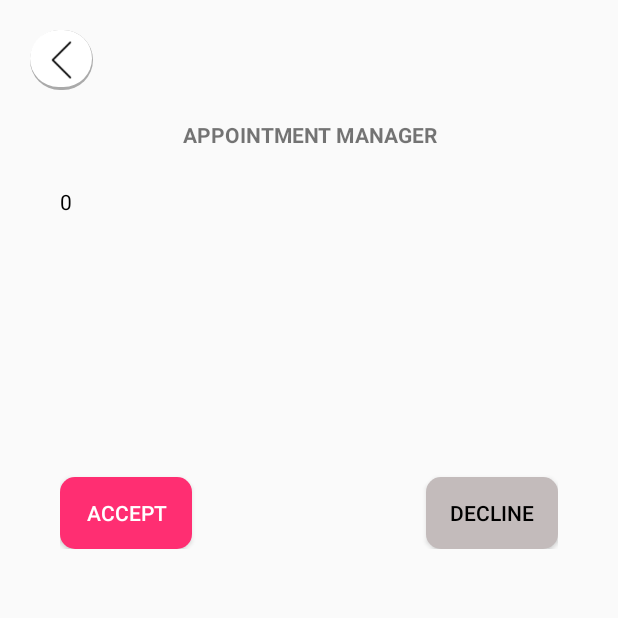
After one commit to rainsquad/Tranqil_Doctor_AppointmentChanneling_App, an Android app: the DoctorAppointmentManagerActivity screen opened directly, with no data from a screen before it, on a phone screen of 412 x 824 dp, the top half of it. The commit adds this screen. Run offline under Robolectric (Android 15) with nearby library versions, the phone set to English and light mode, and no system bars.

Commit message:
17/03/2023 - Functions All Done

```diff
--- a/app/src/main/AndroidManifest.xml
+++ b/app/src/main/AndroidManifest.xml
@@ -17,6 +17,9 @@
         android:supportsRtl="true"
         android:theme="@style/Theme.TranquilApplication"
         tools:targetApi="31">
+        <activity
+            android:name=".MainActivities.DoctorAppointmentManagerActivity"
+            android:exported="false" />
         <activity
             android:name=".MainActivities.MyAccountActivity"
             android:exported="false" />
--- a/app/src/main/java/com/example/tranquilapplication/MainActivities/BookDoctorActivity.java
+++ b/app/src/main/java/com/example/tranquilapplication/MainActivities/BookDoctorActivity.java
@@ -44,7 +44,7 @@ import retrofit2.Callback;
 import retrofit2.Response;
 
 public class BookDoctorActivity extends AppCompatActivity implements View.OnClickListener {
-    TextView docName, timeSlot1, timeSlot2, UseridHidden, DateselectHidden, abcdef, txt1, txt2, setDatecheck, PrefTimeSLotHidden ;
+    TextView docName, timeSlot1, timeSlot2, UseridHidden, DateselectHidden, abcdef, txt1, txt2, setDatecheck, PrefTimeSLotHidden,statusHidden ;
 
     TextInputEditText testDate, testMarks;
     SharedPreferences sharedPreferences;
@@ -75,6 +75,7 @@ public class BookDoctorActivity extends AppCompatActivity implements View.OnClic
         testMarks = findViewById(R.id.testMarks);
         calendarView = findViewById(R.id.calenderView);
         DateselectHidden = findViewById(R.id.DateselectHidden);
+        statusHidden = findViewById(R.id.statusHidden);
         txt2 = findViewById(R.id.txt2);
         txt1 = findViewById(R.id.txt1);
         txt1Hidden = findViewById(R.id.txt1Hidden);
@@ -275,6 +276,7 @@ public class BookDoctorActivity extends AppCompatActivity implements View.OnClic
     public void checktestMrks() {
         String tMarks = testMarks.getText().toString();
         score = Integer.parseInt(tMarks);
+      statusHidden.setText("Pending");
 
 
         if (testMarks.getText().toString().equals("0")) {
@@ -309,6 +311,7 @@ public class BookDoctorActivity extends AppCompatActivity implements View.OnClic
         params.put("timeslotrequested", PrefTimeSLotHidden.getText().toString());
         params.put("slotsleftmorning", timeSlot1.getText().toString());
         params.put("slotsleftevening", timeSlot2.getText().toString());
+        params.put("doctorapprovalstatus",statusHidden.getText().toString());
 
         doctorschedule(params);
 
--- /dev/null
+++ b/app/src/main/java/com/example/tranquilapplication/MainActivities/DoctorAppointmentManagerActivity.java
@@ -0,0 +1,191 @@
+package com.example.tranquilapplication.MainActivities;
+
+import static com.example.tranquilapplication.Services.Constants.KEY_NAME;
+
+import androidx.annotation.NonNull;
+import androidx.appcompat.app.AppCompatActivity;
+
+import android.app.ProgressDialog;
+import android.content.Intent;
+import android.content.SharedPreferences;
+import android.media.Image;
+import android.os.Bundle;
+import android.util.Log;
+import android.view.View;
+import android.widget.Button;
+import android.widget.ImageView;
+import android.widget.TextView;
+import android.widget.Toast;
+
+import com.example.tranquilapplication.R;
+import com.example.tranquilapplication.ResponseModels.AppointmentResponseModel;
+import com.example.tranquilapplication.ResponseModels.DocResponseModel;
+import com.example.tranquilapplication.ResponseModels.Users;
+import com.example.tranquilapplication.Services.Adapter;
+import com.example.tranquilapplication.Services.Constants;
+import com.example.tranquilapplication.Services.NetworkClient;
+import com.example.tranquilapplication.Services.NetworkService;
+
+import java.util.HashMap;
+import java.util.List;
+
+import retrofit2.Call;
+import retrofit2.Callback;
+import retrofit2.Response;
+
+public class DoctorAppointmentManagerActivity extends AppCompatActivity {
+    TextView pName, tMarks, timeSlot, ID, acceptHidden, idHidden;
+    ImageView imgBack3;
+
+    private Adapter adapter;
+    private NetworkService apiInterface;
+    private List<Users> users;
+
+    Button accept, decline;
+
+    @Override
+    protected void onCreate(Bundle savedInstanceState) {
+        super.onCreate(savedInstanceState);
+        setContentView(R.layout.activity_doctor_appointment_manager);
+
+        pName = findViewById(R.id.pName);
+        tMarks = findViewById(R.id.tMarks);
+        timeSlot = findViewById(R.id.timeSlot);
+        imgBack3 = findViewById(R.id.imgBack3);
+        ID = findViewById(R.id.appointmentId);
+        accept = findViewById(R.id.accept);
+        decline = findViewById(R.id.decline);
+        acceptHidden = findViewById(R.id.accepthidden);
+        idHidden = findViewById(R.id.idHidden);
+
+
+        Intent i = getIntent();
+        String a = i.getStringExtra("pName");
+        String b = i.getStringExtra("tMarks");
+        String c = i.getStringExtra("tSlot");
+         int id = i.getIntExtra("AppointmentId",0);
+
+
+        pName.setText(a);
+        tMarks.setText(b);
+        timeSlot.setText(c);
+        ID.setText(String.valueOf(id));
+      //  idHidden.setText(String.valueOf(d));
+
+
+
+        imgBack3.setOnClickListener(new View.OnClickListener() {
+            @Override
+            public void onClick(View view) {
+                DoctorAppointmentManagerActivity.super.onBackPressed();
+            }
+        });
+
+        accept.setOnClickListener(new View.OnClickListener() {
+            @Override
+            public void onClick(View view) {
+                acceptHidden.setText("Accepted");
+
+                acceptAppoint("update",id);
+
+            }
+        });
+        decline.setOnClickListener(new View.OnClickListener() {
+            @Override
+            public void onClick(View view) {
+                acceptHidden.setText("Declined");
+                updateData("update",id);
+
+            }
+        });
+
+
+    }
+
+    private void acceptAppoint(final String key, final int id) {
+
+        final ProgressDialog progressDialog = new ProgressDialog(this);
+        progressDialog.setMessage("Updating...");
+        progressDialog.show();
+
+
+        String timeslot = timeSlot.getText().toString();
+        String appAccept = acceptHidden.getText().toString().trim();
+
+
+        apiInterface = NetworkClient.getClient().create(NetworkService.class);
+
+        Call<AppointmentResponseModel> call = apiInterface.doctorappointmentaccept(key, id,appAccept,timeslot);
+
+        call.enqueue(new Callback<AppointmentResponseModel>() {
+            @Override
+            public void onResponse(Call<AppointmentResponseModel> call, Response<AppointmentResponseModel> response) {
+
+                progressDialog.dismiss();
+
+                Log.i(DoctorAppointmentManagerActivity.class.getSimpleName(), response.toString());
+
+                String value = response.body().getSuccess();
+                String message = response.body().getMessage();
+
+                if (value.equals("1")){
+                    Toast.makeText(DoctorAppointmentManagerActivity.this, message, Toast.LENGTH_SHORT).show();
+                } else {
+                    Toast.makeText(DoctorAppointmentManagerActivity.this, message, Toast.LENGTH_SHORT).show();
+                }
+
+            }
+
+            @Override
+            public void onFailure(Call<AppointmentResponseModel> call, Throwable t) {
+                progressDialog.dismiss();
+                Toast.makeText(DoctorAppointmentManagerActivity.this, t.getMessage().toString(), Toast.LENGTH_SHORT).show();
+            }
+        });
+    }
+
+    private void updateData(final String key, final int id) {
+
+        final ProgressDialog progressDialog = new ProgressDialog(this);
+        progressDialog.setMessage("Updating...");
+        progressDialog.show();
+
+
+
+        String appAccept = acceptHidden.getText().toString().trim();
+
+
+        apiInterface = NetworkClient.getClient().create(NetworkService.class);
+
+        Call<AppointmentResponseModel> call = apiInterface.doctorappointmentdeclined(key, id,appAccept);
+
+        call.enqueue(new Callback<AppointmentResponseModel>() {
+            @Override
+            public void onResponse(Call<AppointmentResponseModel> call, Response<AppointmentResponseModel> response) {
+
+                progressDialog.dismiss();
+
+                Log.i(DoctorAppointmentManagerActivity.class.getSimpleName(), response.toString());
+
+                String value = response.body().getSuccess();
+                String message = response.body().getMessage();
+
+                if (value.equals("1")){
+                    Toast.makeText(DoctorAppointmentManagerActivity.this, message, Toast.LENGTH_SHORT).show();
+                } else {
+                    Toast.makeText(DoctorAppointmentManagerActivity.this, message, Toast.LENGTH_SHORT).show();
+                }
+
+            }
+
+            @Override
+            public void onFailure(Call<AppointmentResponseModel> call, Throwable t) {
+                progressDialog.dismiss();
+                Toast.makeText(DoctorAppointmentManagerActivity.this, t.getMessage().toString(), Toast.LENGTH_SHORT).show();
+            }
+        });
+    }
+
+
+
+}
--- a/app/src/main/java/com/example/tranquilapplication/MainActivities/DoctorDailyScheduleActivity.java
+++ b/app/src/main/java/com/example/tranquilapplication/MainActivities/DoctorDailyScheduleActivity.java
@@ -63,7 +63,7 @@ public class DoctorDailyScheduleActivity extends AppCompatActivity {
 
                 String sd=   String.format("%04d/%02d/%02d", year, month + 1, dayOfMonth);
                 DateselectHidden.setText(sd);
-                fetchUsers("DoctorSchedule","");
+                fetchUsers("","");
             }
         });
            }
--- a/app/src/main/java/com/example/tranquilapplication/Services/AdapterNotification.java
+++ b/app/src/main/java/com/example/tranquilapplication/Services/AdapterNotification.java
@@ -1,6 +1,7 @@
 package com.example.tranquilapplication.Services;
 
 import android.content.Context;
+import android.content.Intent;
 import android.view.LayoutInflater;
 import android.view.View;
 import android.view.ViewGroup;
--- a/app/src/main/java/com/example/tranquilapplication/Services/NetworkService.java
+++ b/app/src/main/java/com/example/tranquilapplication/Services/NetworkService.java
@@ -1,5 +1,6 @@
 package com.example.tranquilapplication.Services;
 
+import com.example.tranquilapplication.ResponseModels.AppointmentResponseModel;
 import com.example.tranquilapplication.ResponseModels.DocModel;
 import com.example.tranquilapplication.ResponseModels.DocResponseModel;
 import com.example.tranquilapplication.ResponseModels.LoginResponseModel;
@@ -48,12 +49,11 @@ public interface NetworkService {
     Call<DocResponseModel> doctorcheck(@Field("doctorid") String doctorid, @Field("bookeddate") String bookeddate);
 
 
-
     @GET("getdoctorscheduledates.php")
     Call<List<Users>> getUsers(
 
             @Query("key") String key,
-             @Query("doctorid") String doctorid
+            @Query("doctorid") String doctorid
 
     );
 
@@ -64,5 +64,26 @@ public interface NetworkService {
 
     );
 
+//    @FormUrlEncoded
+//    @POST("appointmentaccept.php")
+//    Call<AppointmentResponseModel> doctorappointmentaccept(@FieldMap HashMap<String, String> params);
+
+
+    @FormUrlEncoded
+    @POST("appointmentaccept.php")
+    Call<AppointmentResponseModel> doctorappointmentaccept(
+            @Field("key") String key,
+            @Field("id") int id,
+            @Field("doctorapprovalstatus") String appAccept,
+              @Field("timeslotassigned") String timeslot);
+
+    @FormUrlEncoded
+    @POST("appointmentaccept.php")
+    Call<AppointmentResponseModel> doctorappointmentdeclined(
+            @Field("key") String key,
+            @Field("id") int id,
+            @Field("doctorapprovalstatus") String appAccept);
+
+
 
 }
--- /dev/null
+++ b/app/src/main/res/layout/activity_doctor_appointment_manager.xml
@@ -0,0 +1,149 @@
+<?xml version="1.0" encoding="utf-8"?>
+<androidx.constraintlayout.widget.ConstraintLayout xmlns:android="http://schemas.android.com/apk/res/android"
+    xmlns:app="http://schemas.android.com/apk/res-auto"
+    xmlns:tools="http://schemas.android.com/tools"
+    android:layout_width="match_parent"
+    android:layout_height="match_parent"
+    tools:context=".MainActivities.DoctorAppointmentManagerActivity">
+
+    <LinearLayout
+        android:layout_width="match_parent"
+        android:layout_height="match_parent"
+
+        android:orientation="vertical">
+
+
+        <ImageView
+            android:id="@+id/imgBack3"
+            android:layout_width="42dp"
+            android:layout_height="40dp"
+            android:layout_marginStart="20dp"
+            android:layout_marginTop="20dp"
+            android:background="@drawable/button_round_back"
+            android:src="@drawable/icon_back"
+            android:padding="5dp"
+            android:outlineSpotShadowColor="@color/black"
+            android:paddingLeft="10dp"
+            app:layout_constraintStart_toStartOf="parent"
+            app:layout_constraintTop_toTopOf="parent" />
+        <TextView
+            android:layout_width="match_parent"
+            android:layout_height="wrap_content"
+            android:gravity="center"
+            android:text="APPOINTMENT MANAGER"
+            android:textStyle="bold"
+            android:layout_marginTop="20dp"
+            />
+        <TextView
+            android:id="@+id/appointmentId"
+            android:layout_width="wrap_content"
+            android:layout_height="wrap_content"
+            android:layout_marginTop="25dp"
+            android:layout_marginLeft="40dp"
+            android:textSize="14dp"
+            android:textColor="@color/black"
+            android:text="TextView"
+            app:layout_constraintEnd_toEndOf="parent"
+            app:layout_constraintTop_toTopOf="parent" />
+
+        <TextView
+            android:id="@+id/pName"
+            android:layout_width="wrap_content"
+            android:layout_height="wrap_content"
+            android:layout_marginTop="25dp"
+            android:layout_marginLeft="40dp"
+            android:textSize="14dp"
+            android:textColor="@color/black"
+            android:text="TextView"
+            app:layout_constraintEnd_toEndOf="parent"
+            app:layout_constraintTop_toTopOf="parent" />
+        <TextView
+            android:id="@+id/tMarks"
+            android:layout_width="wrap_content"
+            android:layout_height="wrap_content"
+            android:layout_marginTop="25dp"
+            android:layout_marginLeft="40dp"
+            android:textSize="14dp"
+            android:textColor="@color/black"
+            android:text="TextView"
+            app:layout_constraintEnd_toEndOf="parent"
+            app:layout_constraintTop_toTopOf="parent" />
+
+        <TextView
+            android:id="@+id/timeSlot"
+            android:layout_width="wrap_content"
+            android:layout_height="wrap_content"
+            android:layout_marginTop="25dp"
+            android:layout_marginLeft="40dp"
+            android:textSize="14dp"
+            android:textColor="@color/black"
+            android:text="TextView"
+            app:layout_constraintEnd_toEndOf="parent"
+            app:layout_constraintTop_toTopOf="parent" />
+        <TextView
+            android:id="@+id/accepthidden"
+            android:layout_width="0dp"
+            android:layout_height="0dp"
+
+            android:textSize="14dp"
+            android:textColor="@color/black"
+            android:text="TextView"
+            android:visibility="invisible"
+             />
+        <TextView
+            android:id="@+id/idHidden"
+            android:layout_width="0dp"
+            android:layout_height="0dp"
+
+            android:textSize="14dp"
+            android:textColor="@color/black"
+            android:text="TextView"
+            android:visibility="invisible"
+            />
+
+        <GridLayout
+            android:layout_width="match_parent"
+            android:layout_height="wrap_content"
+            android:orientation="horizontal"
+            android:layout_gravity="center"
+            android:foregroundGravity="center"
+            android:columnCount="2"
+            android:rowCount="1"
+            android:layout_marginLeft="40dp"
+            android:layout_marginRight="40dp"
+            >
+            <Button
+                android:id="@+id/accept"
+                android:layout_width="wrap_content"
+                android:layout_height="wrap_content"
+                android:background="@drawable/background_time_select_round_button"
+                android:text="ACCEPT"
+                android:textColor="@color/white"
+                android:layout_gravity="left"
+                android:gravity="center"
+
+                android:layout_marginTop="40dp"
+                />
+
+            <Button
+                android:id="@+id/decline"
+                android:layout_width="wrap_content"
+                android:layout_height="wrap_content"
+                android:background="@drawable/background_time_select_round_button_grey"
+                android:text="DECLINE"
+                android:textColor="@color/black"
+                android:gravity="center"
+                android:layout_gravity="right"
+
+                android:layout_marginTop="40dp"
+
+                />
+
+
+
+
+        </GridLayout>
+
+
+    </LinearLayout>
+</androidx.constraintlayout.widget.ConstraintLayout>
```
Also changed, not shown: app/src/main/java/com/example/tranquilapplication/ResponseModels/AppointmentResponseModel.java (added, +26 -0 lines), app/src/main/java/com/example/tranquilapplication/ResponseModels/Users.java (+11 -1 lines), app/src/main/java/com/example/tranquilapplication/Services/Adapter.java (+32 -24 lines), app/src/main/res/layout/activity_book_doctor.xml (+9 -0 lines), app/src/main/res/layout/drawer_item.xml (+39 -11 lines), app/src/main/java/com/example/tranquilapplication/MainActivities/NotificationActivity.java (line endings or trailing spaces).
